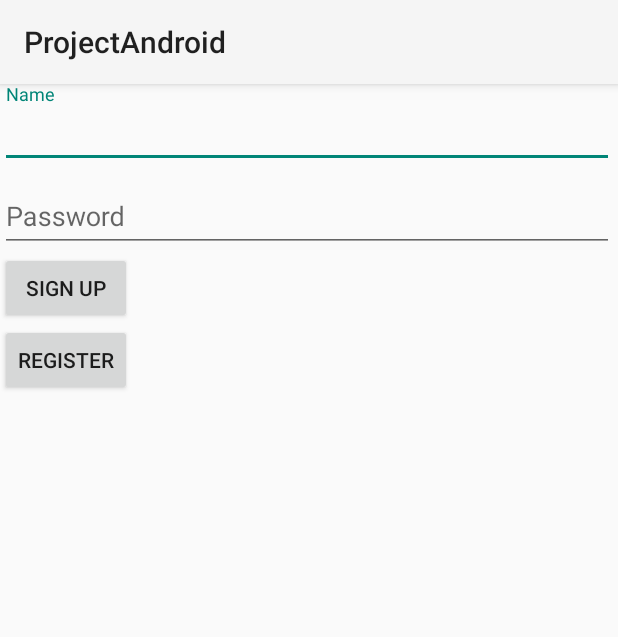
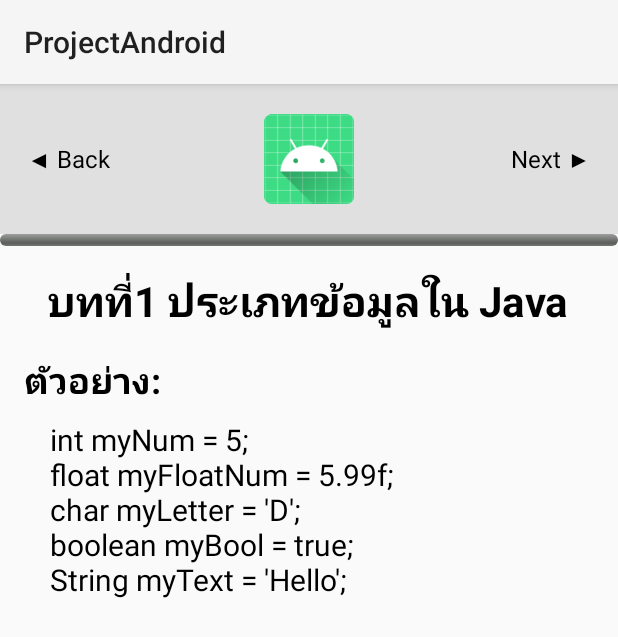
Before and after one commit to Thanthiti/ProjectAndroid, an Android app: the screen it shows after launch (LoginActivity before the commit, ContentActivity1 after it), on a phone screen of 412 x 824 dp. Shown: the top 637 px of the screen. Run offline under Robolectric (Android 15) with nearby library versions, the light colour scheme and no system bars.

Commit message:
Content1

```diff
--- a/app/src/main/AndroidManifest.xml
+++ b/app/src/main/AndroidManifest.xml
@@ -14,19 +14,19 @@
         tools:targetApi="31">
         <activity
             android:name=".ContentActivity1"
-            android:exported="false" />
+            android:exported="true" >
+        <intent-filter>
+            <action android:name="android.intent.action.MAIN" />
+
+            <category android:name="android.intent.category.LAUNCHER" />
+        </intent-filter>
+        </activity>
         <activity
             android:name=".RegisterActivity"
             android:exported="false" />
         <activity
             android:name=".LoginActivity"
-            android:exported="true">
-            <intent-filter>
-                <action android:name="android.intent.action.MAIN" />
-
-                <category android:name="android.intent.category.LAUNCHER" />
-            </intent-filter>
-        </activity>
+            android:exported="false"/>
         <activity
             android:name=".MainActivity"
             android:exported="false" />
--- a/app/src/main/java/com/example/projectandroid/ContentActivity1.java
+++ b/app/src/main/java/com/example/projectandroid/ContentActivity1.java
@@ -1,6 +1,11 @@
 package com.example.projectandroid;
 
 import android.os.Bundle;
+import android.view.View;
+import android.widget.ProgressBar;
+import android.widget.ScrollView;
+import android.widget.TextView;
+import android.widget.Toast;
 
 import androidx.activity.EdgeToEdge;
 import androidx.appcompat.app.AppCompatActivity;
@@ -8,8 +13,10 @@ import androidx.core.graphics.Insets;
 import androidx.core.view.ViewCompat;
 import androidx.core.view.WindowInsetsCompat;
 
-public class ContentActivity1 extends AppCompatActivity {
-
+public class ContentActivity1 extends AppCompatActivity implements View.OnClickListener{
+    private TextView btnBack, btnNext;
+    private ProgressBar progressBar;
+    private ScrollView scrollView;
     @Override
     protected void onCreate(Bundle savedInstanceState) {
         super.onCreate(savedInstanceState);
@@ -20,5 +27,40 @@ public class ContentActivity1 extends AppCompatActivity {
             v.setPadding(systemBars.left, systemBars.top, systemBars.right, systemBars.bottom);
             return insets;
         });
+
+        // ผูก UI กับตัวแปร
+        btnBack = findViewById(R.id.btnBack);
+        btnNext = findViewById(R.id.btnNext);
+        progressBar = findViewById(R.id.progressBar);
+        scrollView = findViewById(R.id.scrollView);
+
+        // ตั้งค่าคลิก listener ให้ activity นี้จัดการเอง
+        btnBack.setOnClickListener(this);
+        btnNext.setOnClickListener(this);
+        //btnQuiz.setOnClickListener(this);
+
+        scrollView.getViewTreeObserver().addOnScrollChangedListener(() -> {
+            View view = scrollView.getChildAt(0);
+            int scrollY = scrollView.getScrollY(); // ตำแหน่งที่ Scroll อยู่
+            int maxScroll = view.getBottom() - scrollView.getHeight(); // ความยาวเลื่อนสูงสุด
+
+            if (maxScroll > 0) {
+                // แปลงค่า Scroll เป็นเปอร์เซ็นต์ของ 20%
+                int progress = (int) (((float) scrollY / maxScroll) * 20);
+                progressBar.setProgress(progress);
+            }
+        });
+    }
+
+    @Override
+    public void onClick(View v) {
+        if (v == btnBack) {
+            Toast.makeText(this, "Back Clicked", Toast.LENGTH_SHORT).show();
+        } else if (v == btnNext) {
+            Toast.makeText(this, "Next Clicked", Toast.LENGTH_SHORT).show();
+        } //else if (v == btnQuiz) {
+        //Intent intent = new Intent(Content1Activity.this, QuizActivity.class);
+        //startActivity(intent);
+        //}
     }
 }
--- a/app/src/main/res/layout/activity_content1.xml
+++ b/app/src/main/res/layout/activity_content1.xml
@@ -1,10 +1,117 @@
 <?xml version="1.0" encoding="utf-8"?>
-<androidx.constraintlayout.widget.ConstraintLayout xmlns:android="http://schemas.android.com/apk/res/android"
+<RelativeLayout xmlns:android="http://schemas.android.com/apk/res/android"
     xmlns:app="http://schemas.android.com/apk/res-auto"
     xmlns:tools="http://schemas.android.com/tools"
     android:id="@+id/main"
-    android:layout_width="match_parent"
+    android:layout_width="wrap_content"
     android:layout_height="match_parent"
     tools:context=".ContentActivity1">
 
-</androidx.constraintlayout.widget.ConstraintLayout>
+    <!-- Header Bar -->
+    <RelativeLayout
+        android:id="@+id/headerBar"
+        android:layout_width="match_parent"
+        android:layout_height="100dp"
+        android:background="#E0E0E0"
+        android:padding="10dp">
+
+        <!-- ปุ่ม Back -->
+        <TextView
+            android:id="@+id/btnBack"
+            android:layout_width="wrap_content"
+            android:layout_height="wrap_content"
+            android:layout_alignParentStart="true"
+            android:layout_centerVertical="true"
+            android:padding="8dp"
+            android:text="◀ Back"
+            android:textColor="#000"
+            android:textSize="16sp" />
+
+        <!-- รูปโปรไฟล์ -->
+        <ImageView
+            android:id="@+id/profileImage"
+            android:layout_width="60dp"
+            android:layout_height="60dp"
+            android:layout_centerInParent="true"
+            android:scaleType="centerCrop"
+            android:src="@mipmap/ic_launcher_round" />
+
+        <!-- ปุ่ม Next -->
+        <TextView
+            android:id="@+id/btnNext"
+            android:layout_width="wrap_content"
+            android:layout_height="wrap_content"
+            android:layout_alignParentEnd="true"
+            android:layout_centerVertical="true"
+            android:padding="8dp"
+            android:text="Next ▶"
+            android:textColor="#000"
+            android:textSize="16sp" />
+    </RelativeLayout>
+
+    <!-- Progress Bar -->
+    <ProgressBar
+        android:id="@+id/progressBar"
+        style="@android:style/Widget.ProgressBar.Horizontal"
+        android:layout_width="match_parent"
+        android:layout_height="8dp"
+        android:layout_below="@id/headerBar"
+        android:max="100"
+        android:progressDrawable="@android:drawable/progress_horizontal" />
+
+    <!-- ScrollView -->
+    <ScrollView
+        android:id="@+id/scrollView"
+        android:layout_width="match_parent"
+        android:layout_height="match_parent"
+        android:layout_below="@id/progressBar"
+        android:fillViewport="true">
+
+        <RelativeLayout
+            android:layout_width="match_parent"
+            android:layout_height="wrap_content">
+
+            <TextView
+                android:id="@+id/titleText"
+                android:layout_width="wrap_content"
+                android:layout_height="wrap_content"
+                android:layout_centerHorizontal="true"
+                android:layout_marginTop="16dp"
+                android:text="บทที่1 ประเภทข้อมูลใน Java"
+                android:textColor="#000000"
+                android:textSize="28sp"
+                android:textStyle="bold" />
+
+            <TextView
+                android:id="@+id/dataInfo1"
+                android:layout_width="wrap_content"
+                android:layout_height="wrap_content"
+                android:layout_below="@id/titleText"
+                android:layout_marginLeft="16dp"
+                android:layout_marginTop="16dp"
+                android:text="ตัวอย่าง: "
+                android:textColor="#000000"
+                android:textSize="24sp"
+                android:textStyle="bold" />
+
+            <TextView
+                android:id="@+id/dataInfo2"
+                android:layout_width="match_parent"
+                android:layout_height="wrap_content"
+                android:layout_below="@id/dataInfo1"
+                android:layout_centerHorizontal="true"
+                android:layout_margin="10dp"
+                android:text="
+    int myNum = 5;\n
+    float myFloatNum = 5.99f;\n
+    char myLetter = 'D';\n
+    boolean myBool = true;\n
+    String myText = 'Hello';"
+                android:textAlignment="viewStart"
+                android:textColor="#000"
+                android:textSize="20sp" />
+
+        </RelativeLayout>
+    </ScrollView>
+
+</RelativeLayout>
```
